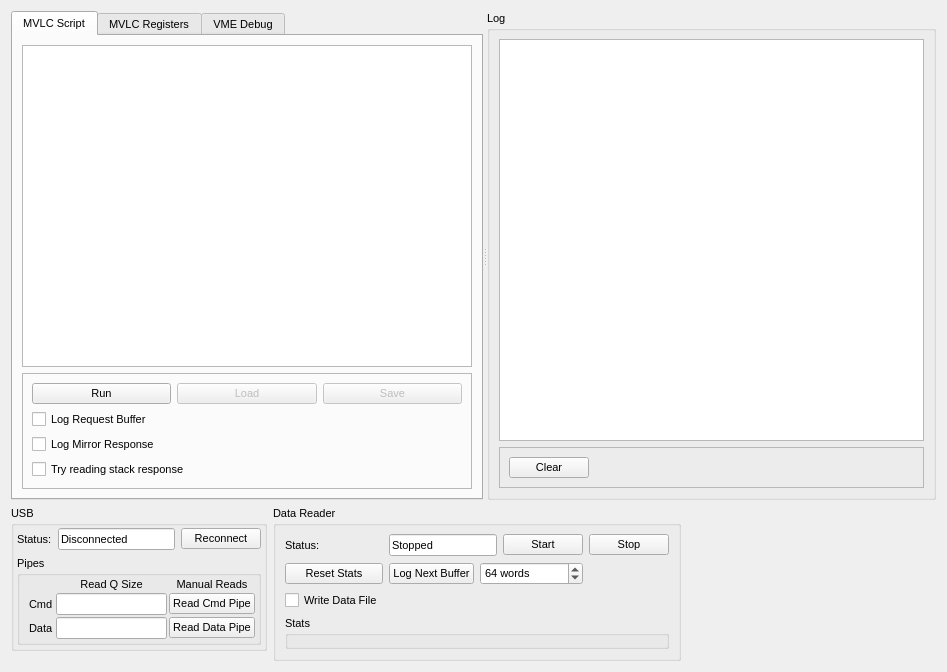
The window that src/mvlc/mvlc_dev_ui.ui (flueke/mvme) describes before a commit, drawn with Qt 5.
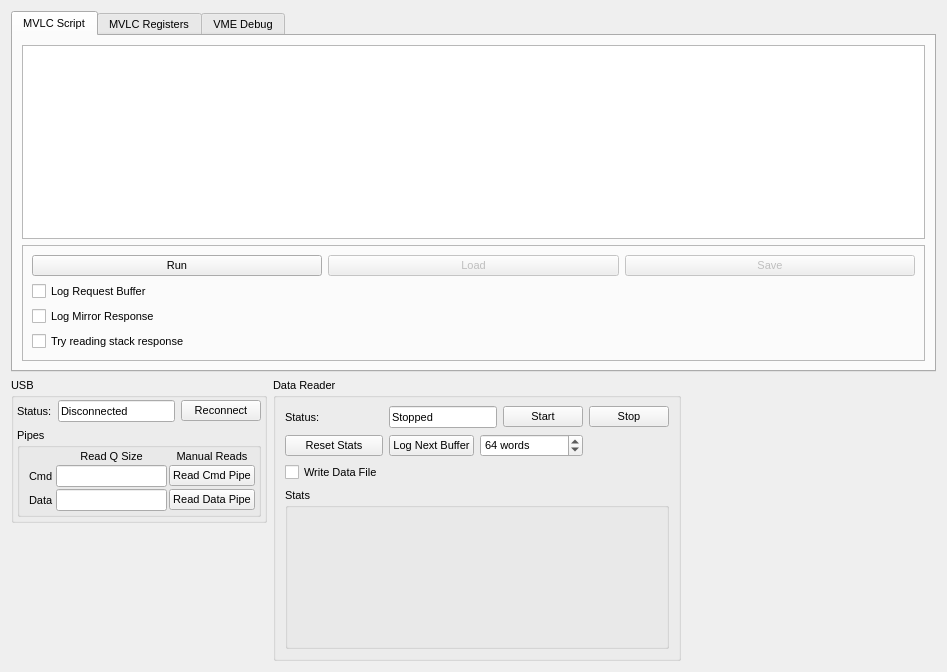
The same window after the commit.

Diff of the .ui file:
```diff
--- a/src/mvlc/mvlc_dev_ui.ui
+++ b/src/mvlc/mvlc_dev_ui.ui
@@ -18,12 +18,10 @@
   <property name="windowTitle">
    <string>MVLC Dev UI</string>
   </property>
-  <layout class="QVBoxLayout" name="verticalLayout_3" stretch="1,0">
+  <layout class="QVBoxLayout" name="verticalLayout_3">
    <item>
-    <widget class="QSplitter" name="splitter">
-     <property name="orientation">
-      <enum>Qt::Horizontal</enum>
-     </property>
+    <layout class="QHBoxLayout" name="horizontalLayout_2">
+     <item>
      <widget class="QTabWidget" name="tabWidget">
       <property name="currentIndex">
        <number>0</number>
@@ -119,49 +117,8 @@
        <layout class="QGridLayout" name="gridLayout_7"/>
       </widget>
      </widget>
-     <widget class="QGroupBox" name="groupBox1">
-      <property name="title">
-       <string>Log</string>
-      </property>
-      <layout class="QVBoxLayout" name="verticalLayout_2">
-       <item>
-        <widget class="QPlainTextEdit" name="te_log"/>
-       </item>
-       <item>
-        <widget class="QFrame" name="frame_2">
-         <property name="frameShape">
-          <enum>QFrame::StyledPanel</enum>
-         </property>
-         <property name="frameShadow">
-          <enum>QFrame::Raised</enum>
-         </property>
-         <layout class="QHBoxLayout" name="horizontalLayout">
-          <item>
-           <widget class="QPushButton" name="pb_clearLog">
-            <property name="text">
-             <string>Clear</string>
-            </property>
-           </widget>
-          </item>
-          <item>
-           <spacer name="horizontalSpacer_2">
-            <property name="orientation">
-             <enum>Qt::Horizontal</enum>
-            </property>
-            <property name="sizeHint" stdset="0">
-             <size>
-              <width>1</width>
-              <height>20</height>
-             </size>
-            </property>
-           </spacer>
-          </item>
-         </layout>
-        </widget>
-       </item>
-      </layout>
-     </widget>
-    </widget>
+     </item>
+    </layout>
    </item>
    <item>
     <layout class="QGridLayout" name="gridLayout_4">
@@ -338,6 +295,12 @@
         </item>
         <item row="3" column="0" colspan="5">
          <widget class="QGroupBox" name="gb_readerStats">
+          <property name="sizePolicy">
+           <sizepolicy hsizetype="MinimumExpanding" vsizetype="MinimumExpanding">
+            <horstretch>0</horstretch>
+            <verstretch>0</verstretch>
+           </sizepolicy>
+          </property>
           <property name="minimumSize">
            <size>
             <width>10</width>
```
Lines whose indentation alone changed are shown as unchanged.
